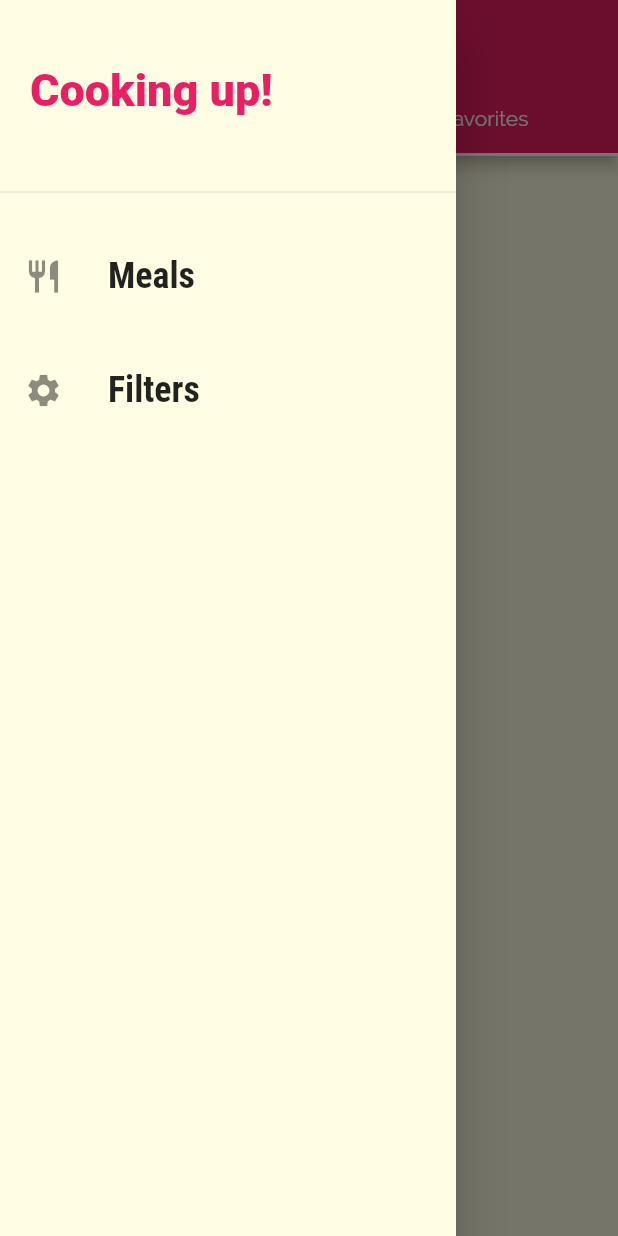
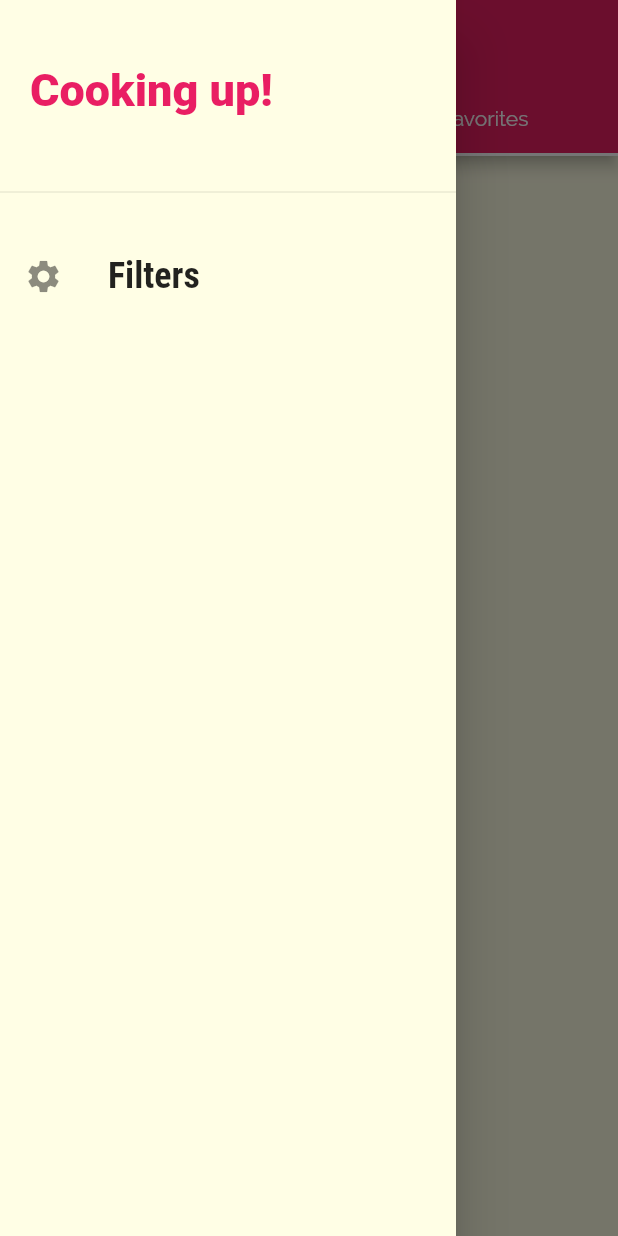
Before and after one commit to rafaeltorquato/flutter_course_app_3, a Flutter app: the screen it shows after launch, tab 2 chosen, with the side drawer open, on a phone screen of 412 x 824 dp. Run offline on Flutter 3.47's test engine with Material 2 defaults, Android fonts, the light colour scheme and no system bars; our stand-ins replace bloc, flutter_bloc.

```diff
--- a/lib/widgets/favorites_list.dart
+++ b/lib/widgets/favorites_list.dart
@@ -6,7 +6,7 @@ class FavoritesList extends StatelessWidget {
   @override
   Widget build(BuildContext context) {
     return const Center(
-      child: Text('Favorites'),
+      child: Text('WIP - Favorites'),
     );
   }
 }
--- a/lib/widgets/main_drawer.dart
+++ b/lib/widgets/main_drawer.dart
@@ -46,14 +46,14 @@ class MainDrawer extends StatelessWidget {
             ),
           ),
           const Divider(),
-          const SizedBox(
-            height: 20,
-          ),
-          MenuItem(
-            Icons.restaurant,
-            'Meals',
-            onTap: () => goToMeals(context),
-          ),
+          // const SizedBox(
+          //   height: 20,
+          // ),
+          // MenuItem(
+          //   Icons.restaurant,
+          //   'Meals',
+          //   onTap: () => goToMeals(context),
+          // ),
           const SizedBox(
             height: 20,
           ),
```
Also changed, not shown: lib/models/category.dart (+7 -6 lines).
